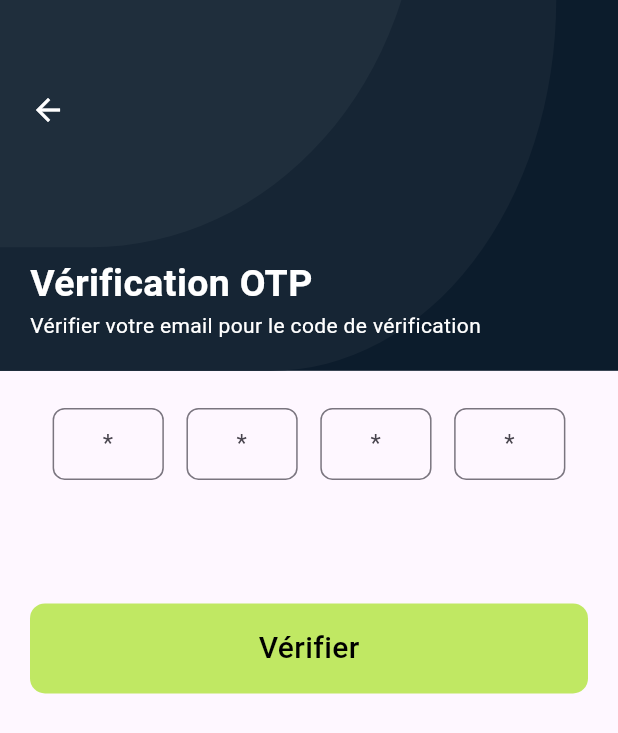
After one commit to geekdjenika/maxlearn, a Flutter app: the OTPVerification screen opened directly, on a phone screen of 412 x 824 dp. The commit adds this screen. Shown: the top 733 px of the screen. Run offline on Flutter 3.47's test engine with Material 2 defaults, Android fonts, the phone set to English and light mode, and no system bars.

Commit message:
OTP verification screen set

```diff
--- /dev/null
+++ b/lib/screens/otp_verification.dart
@@ -0,0 +1,102 @@
+import 'package:flutter/material.dart';
+import 'package:maxlearn/widgets/header.dart';
+import 'package:maxlearn/widgets/my_button.dart';
+
+class OTPVerification extends StatefulWidget {
+  const OTPVerification({Key? key}) : super(key: key);
+
+  @override
+  State<OTPVerification> createState() => _OTPVerificationState();
+}
+
+class _OTPVerificationState extends State<OTPVerification> {
+  List<TextEditingController> otpControllers =
+      List.generate(4, (_) => TextEditingController());
+
+  @override
+  Widget build(BuildContext context) {
+    return Scaffold(
+      resizeToAvoidBottomInset: false,
+      body: Column(
+        children: [
+          const MyAppBar(
+            back: true,
+            title: 'Vérification OTP',
+            subtitle: 'Vérifier votre email pour le code de vérification',
+          ),
+          Container(
+            height: MediaQuery.of(context).size.height * .65,
+            margin: const EdgeInsets.symmetric(horizontal: 20.0),
+            child: SingleChildScrollView(
+              child: Column(
+                children: [
+                  SizedBox(
+                    height: MediaQuery.of(context).size.height * 0.03,
+                  ),
+                  Row(
+                    mainAxisAlignment: MainAxisAlignment.spaceEvenly,
+                    children: List.generate(
+                      4,
+                      (index) => SizedBox(
+                        width: MediaQuery.of(context).size.width * .18,
+                        child: TextField(
+                          controller: otpControllers[index],
+                          keyboardType: TextInputType.number,
+                          maxLength: 1,
+                          decoration: const InputDecoration(
+                            contentPadding: EdgeInsets.symmetric(vertical: 8.0),
+                            border: OutlineInputBorder(
+                              borderSide: BorderSide(
+                                color: Colors.grey,
+                              ),
+                              borderRadius: BorderRadius.all(
+                                Radius.circular(
+                                  8.0,
+                                ),
+                              ),
+                            ),
+                            hintText: '*',
+                            counterText: '',
+                            focusedBorder: OutlineInputBorder(
+                              borderSide: BorderSide(
+                                color: Colors.grey,
+                              ),
+                              borderRadius: BorderRadius.all(
+                                Radius.circular(
+                                  8.0,
+                                ),
+                              ),
+                            ),
+                            focusColor: Colors.grey,
+                          ),
+                          cursorColor: Colors.grey,
+                          textAlign: TextAlign.center,
+                          onChanged: (value) {
+                            if (value.isNotEmpty &&
+                                index < otpControllers.length - 1) {
+                              FocusScope.of(context).nextFocus();
+                            }
+                            if (value.isEmpty) {
+                              FocusScope.of(context).previousFocus();
+                            }
+                          },
+                        ),
+                      ),
+                    ),
+                  ),
+                  SizedBox(
+                    height: MediaQuery.of(context).size.height * 0.1,
+                  ),
+                  MyButton(
+                    action: () {},
+                    text: 'Vérifier',
+                  ),
+                ],
+              ),
+            ),
+          ),
+        ],
+      ),
+    );
+  }
+}
--- a/lib/screens/register.dart
+++ b/lib/screens/register.dart
@@ -196,7 +196,7 @@ class _RegisterState extends State<Register> {
             cursorColor: Colors.grey,
           ),
           SizedBox(
-            height: MediaQuery.of(context).size.height * 0.02,
+            height: MediaQuery.of(context).size.height * 0.03,
           ),
           MyButton(
             action: () {},
```
Also changed, not shown: lib/screens/forgot_password.dart (added, +86 -0 lines), lib/screens/login.dart (+9 -1 lines).
